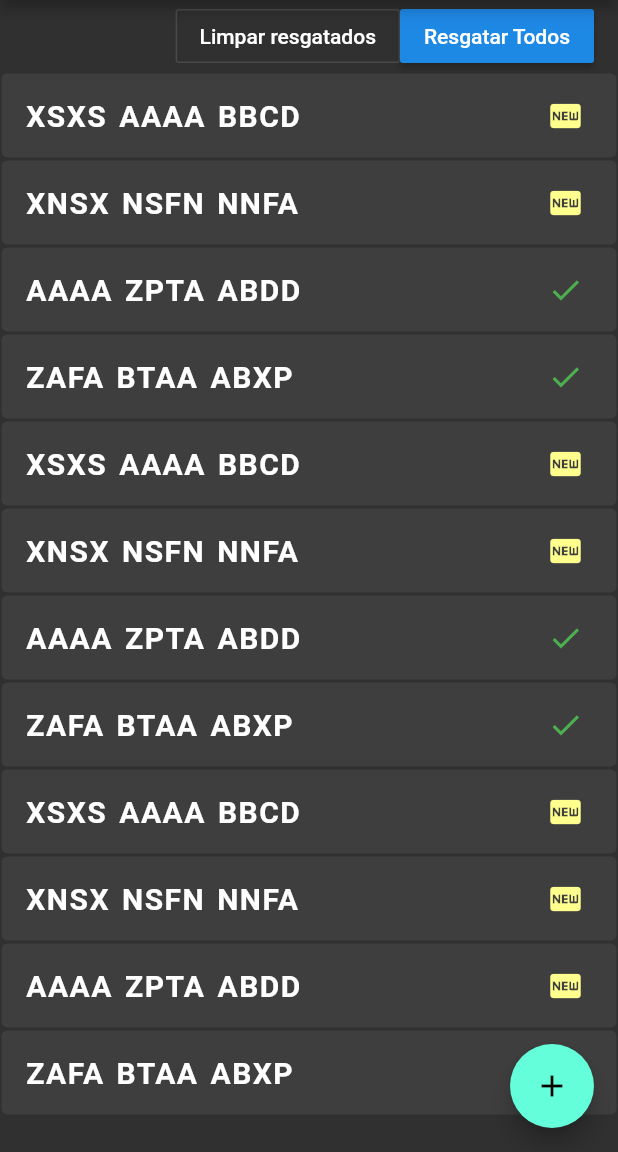
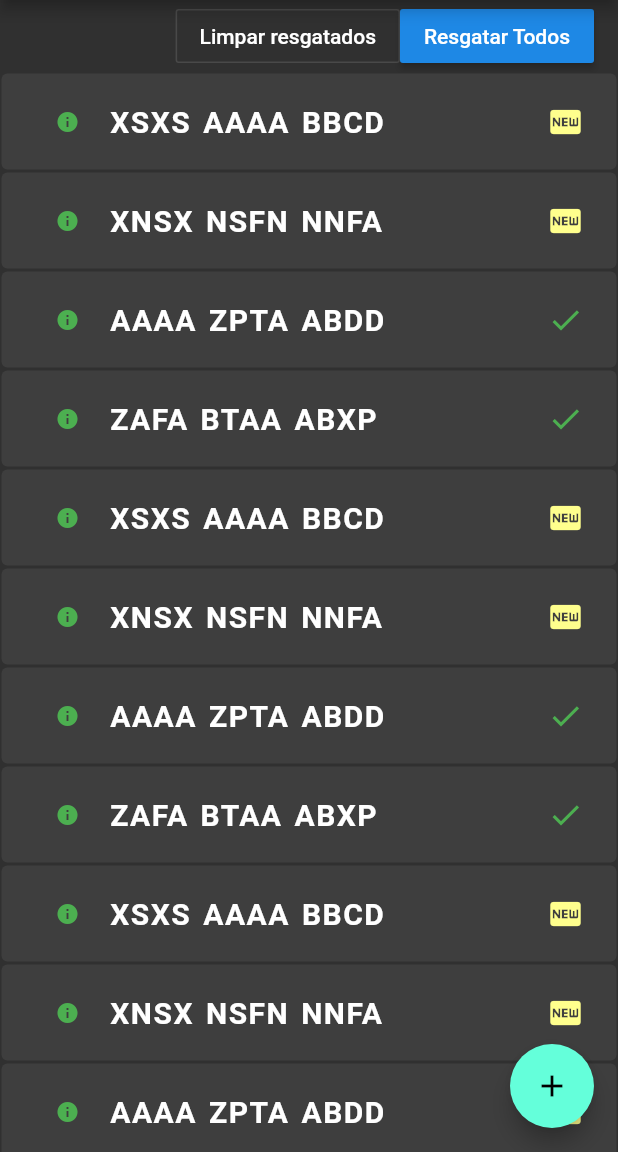
Before and after one commit to alexpfx/dulce_gusto_toolkit, a Flutter app: the screen it shows after launch, on a phone screen of 412 x 824 dp, the part 84-1236 px from its top. Run offline on Flutter 3.47's test engine with Material 2 defaults, Android fonts, the phone set to English and light mode, and no system bars; our stand-ins replace bloc, cookie_jar, dio, equatable, flutter_bloc, font_awesome_flutter and 1 more.

Commit message:
atualização.

```diff
--- a/lib/coupons/coupon_card/coupon_code_card.dart
+++ b/lib/coupons/coupon_card/coupon_code_card.dart
@@ -1,10 +1,22 @@
+import 'package:dulce_gusto_toolkit/coupons/coupon_card/redeem/redeem_result_status_widget.dart';
+import 'package:dulce_gusto_toolkit/model/redeem_result.dart';
 import 'package:flutter/material.dart';
 import 'package:flutter/services.dart';
 
+
+
+enum RedeemResultStatus {
+  newBonus,
+  redeemingInProgress,
+  info_ok,
+  info_fail
+}
+
 class CouponCodeCard extends StatelessWidget {
   final String coupon;
+  final RedeemResultStatus status;
 
-  CouponCodeCard(this.coupon);
+  CouponCodeCard(this.coupon, this.status);
 
   @override
   Widget build(BuildContext context) {
@@ -19,6 +31,12 @@ class CouponCodeCard extends StatelessWidget {
             children: <Widget>[
               Row(
                 children: <Widget>[
+                  RedeemResultStatusWidget(result: RedeemEvent(
+                    status: RedeemResultStatus.info_ok,
+                    code: 'xxxs ssfa pala',
+                    message: 'Cupom resgatado com sucesso. Mais 10 pontos na sua conta.'
+
+                  )),
                   InkWell(
                     child: Text(
                       coupon,
@@ -42,4 +60,6 @@ class CouponCodeCard extends StatelessWidget {
           Expanded(child: SizedBox()),
         ]);
   }
+
+
 }
--- a/lib/coupons/coupon_card/coupon_tile.dart
+++ b/lib/coupons/coupon_card/coupon_tile.dart
@@ -6,12 +6,13 @@ class CouponTile extends StatelessWidget {
   final IconData icon;
   final Color iconColor;
 
+
   CouponTile(this.code, this.icon, this.iconColor);
 
   @override
   Widget build(BuildContext context) {
     return ListTile(
-      title: CouponCodeCard(code),
+      title: CouponCodeCard(code, RedeemResultStatus.info_ok),
       trailing: Padding(
         padding: EdgeInsets.only(right: 6),
         child: Icon(
--- /dev/null
+++ b/lib/coupons/coupon_card/redeem/redeem_result_status_widget.dart
@@ -0,0 +1,78 @@
+import 'package:dulce_gusto_toolkit/coupons/coupon_card/coupon_code_card.dart';
+import 'package:dulce_gusto_toolkit/model/redeem_result.dart';
+import 'package:flutter/material.dart';
+
+const kNewIcon = Icons.card_giftcard;
+const kInfoIcon = Icons.info;
+const kColorNewIcon = Colors.yellow;
+const kColorSuccess = Colors.green;
+const kColorFail = Colors.red;
+const kIconSize = 16.0;
+
+class RedeemResultStatusWidget extends StatelessWidget {
+  RedeemResultStatusWidget({
+    Key key,
+    @required this.result,
+  }) : super(key: key);
+
+  final RedeemEvent result;
+
+  BuildContext _context;
+
+  @override
+  Widget build(BuildContext context) {
+    _context = context;
+
+    return Center(
+      child: Container(
+        padding: EdgeInsets.all(4),
+        child: _buildChildByStatus(result.status),
+      ),
+    );
+  }
+
+  _buildChildByStatus(RedeemResultStatus status) {
+    switch (status) {
+      case RedeemResultStatus.newBonus:
+        return IconButton(
+          icon: Icon(
+            kNewIcon,
+            color: kColorNewIcon,
+          ),
+          onPressed: _onPress,
+          iconSize: kIconSize,
+        );
+      case RedeemResultStatus.redeemingInProgress:
+        return CircularProgressIndicator();
+      case RedeemResultStatus.info_ok:
+        return IconButton(
+          icon: Icon(kInfoIcon),
+          color: kColorSuccess,
+          onPressed: _onPress,
+          iconSize: kIconSize,
+        );
+      case RedeemResultStatus.info_fail:
+        return IconButton(
+          icon: Icon(kInfoIcon),
+          color: kColorFail,
+          onPressed: _onPress,
+          iconSize: kIconSize,
+        );
+    }
+  }
+
+  void _onPress() {
+    showDialog(
+        context: _context,
+        builder: (context) {
+          return AlertDialog(
+            title: Text("${result.code}"),
+            content: Text(result.message),
+            actions: <Widget>[
+              new FlatButton(
+                  onPressed: Navigator.of(context).pop, child: Text("Close"))
+            ],
+          );
+        });
+  }
+}
--- /dev/null
+++ b/lib/model/redeem_result.dart
@@ -0,0 +1,12 @@
+import 'package:dulce_gusto_toolkit/coupons/coupon_card/coupon_code_card.dart';
+
+class RedeemEvent{
+  final RedeemResultStatus status;
+  final String message;
+  final code;
+  final DateTime dateAdded;
+
+  RedeemEvent({this.status, this.message, this.code, this.dateAdded});
+
+
+}
```
